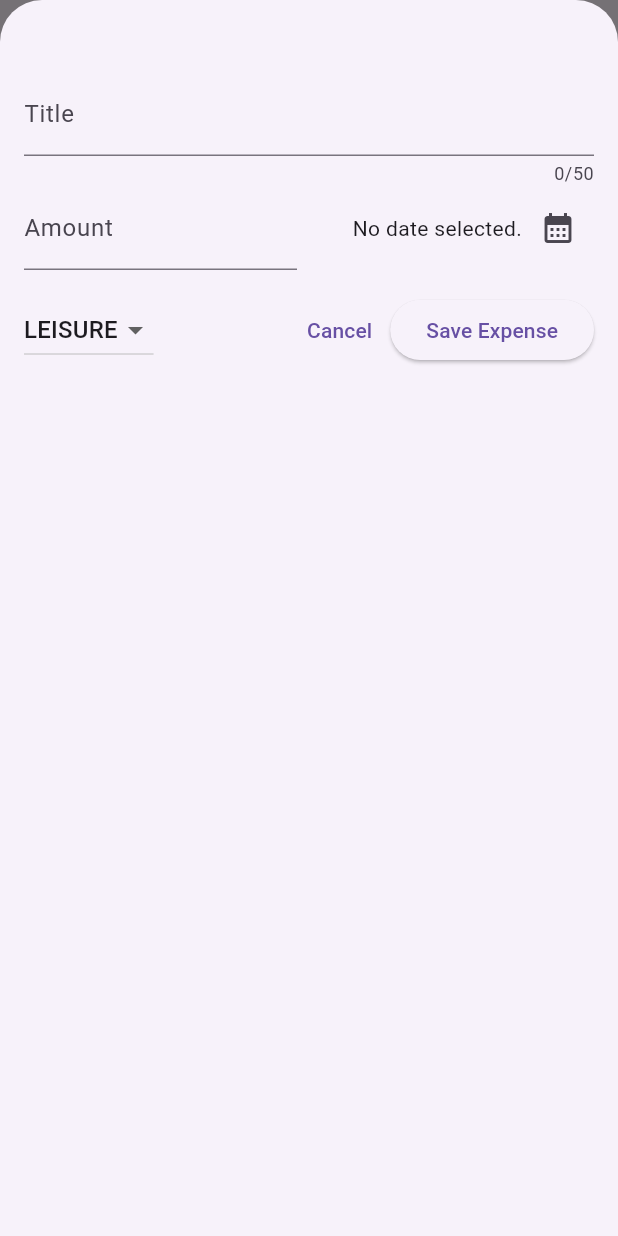
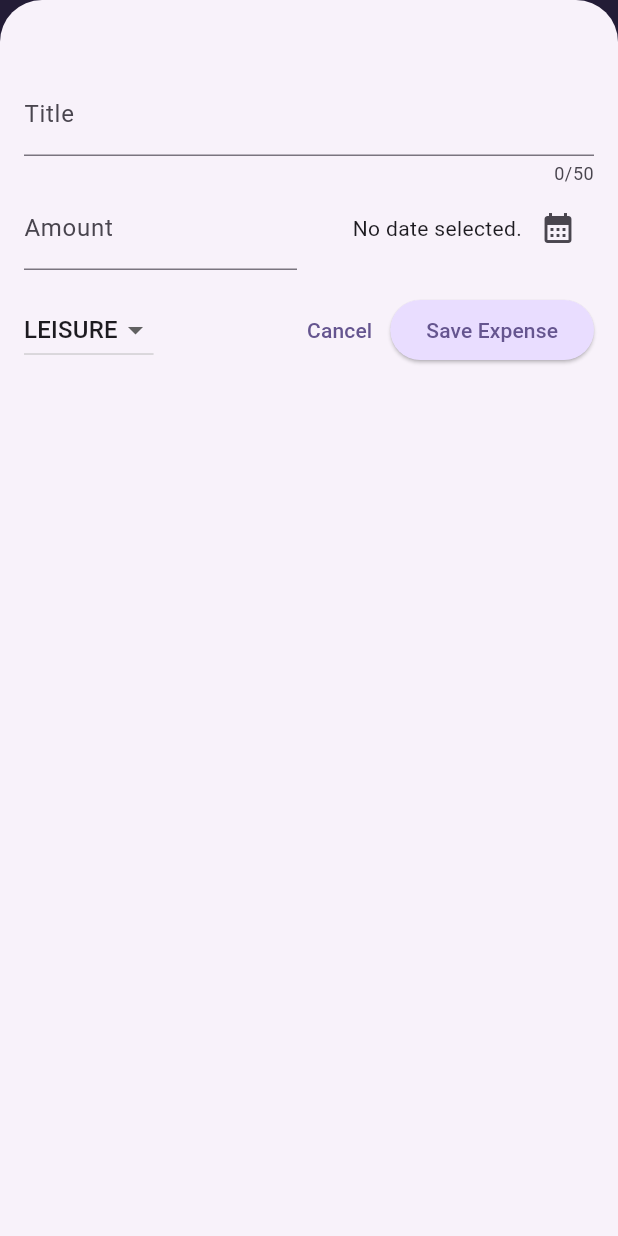
Before and after one commit to Dominiq01/flutter_expense_tracker, a Flutter app: the screen it shows after launch, after a tap on the "add" icon, on a phone screen of 412 x 824 dp. Run offline on Flutter 3.47's test engine with Material 3 defaults, Android fonts, the phone set to English and light mode, and no system bars.

Commit message:
add themes

```diff
--- a/lib/main.dart
+++ b/lib/main.dart
@@ -1,6 +1,44 @@
 import 'package:expense_tracker/widgets/expenses.dart';
 import 'package:flutter/material.dart';
 
+var kColorScheme =
+    ColorScheme.fromSeed(seedColor: const Color.fromARGB(255, 96, 59, 181));
+
+var kDarkColorScheme = ColorScheme.fromSeed(
+    brightness: Brightness.dark,
+    seedColor: const Color.fromARGB(255, 5, 99, 125));
 void main() {
-  runApp(MaterialApp(home: Expenses()));
+  runApp(MaterialApp(
+    darkTheme: ThemeData.dark().copyWith(
+      colorScheme: kDarkColorScheme,
+      cardTheme: const CardTheme().copyWith(
+        color: kDarkColorScheme.secondaryContainer,
+        margin: const EdgeInsets.symmetric(horizontal: 16, vertical: 8),
+      ),
+      elevatedButtonTheme: ElevatedButtonThemeData(
+          style: ElevatedButton.styleFrom(
+              foregroundColor: kDarkColorScheme.onPrimaryContainer,
+              backgroundColor: kDarkColorScheme.primaryContainer)),
+    ),
+    home: Expenses(),
+    // themeMode: ThemeMode.system, // default
+    theme: ThemeData().copyWith(
+      colorScheme: kColorScheme,
+      appBarTheme: const AppBarTheme().copyWith(
+          backgroundColor: kColorScheme.onPrimaryContainer,
+          foregroundColor: kColorScheme.primaryContainer),
+      cardTheme: const CardTheme().copyWith(
+        color: kColorScheme.secondaryContainer,
+        margin: const EdgeInsets.symmetric(horizontal: 16, vertical: 8),
+      ),
+      elevatedButtonTheme: ElevatedButtonThemeData(
+          style: ElevatedButton.styleFrom(
+              backgroundColor: kColorScheme.primaryContainer)),
+      textTheme: ThemeData().textTheme.copyWith(
+          titleLarge: TextStyle(
+              fontWeight: FontWeight.bold,
+              color: kColorScheme.onSecondaryContainer,
+              fontSize: 16)),
+    ),
+  ));
 }
--- a/lib/widgets/expenses.dart
+++ b/lib/widgets/expenses.dart
@@ -32,9 +32,22 @@ class _ExpensesState extends State<Expenses> {
   }
 
   void _removeExpense(Expense expense) {
+    final expenseIndex = _registeredExpenses.indexOf(expense);
     setState(() {
       _registeredExpenses.remove(expense);
     });
+    ScaffoldMessenger.of(context).clearSnackBars();
+    ScaffoldMessenger.of(context).showSnackBar(SnackBar(
+      content: const Text("Expense deleted"),
+      duration: const Duration(seconds: 3),
+      action: SnackBarAction(
+          label: "Undo",
+          onPressed: () {
+            setState(() {
+              _registeredExpenses.insert(expenseIndex, expense);
+            });
+          }),
+    ));
   }
 
   void _openAddExpenseOverlay() {
@@ -46,6 +59,15 @@ class _ExpensesState extends State<Expenses> {
 
   @override
   Widget build(BuildContext context) {
+    Widget mainContent = const Center(
+      child: Text('No expenses found. Start adding some.'),
+    );
+
+    if (_registeredExpenses.isNotEmpty) {
+      mainContent = ExpensesList(
+          expenses: _registeredExpenses, onRemoveExpense: _removeExpense);
+    }
+
     return Scaffold(
       appBar: AppBar(
         title: Text("Flutter Expense Tracker"),
@@ -55,13 +77,7 @@ class _ExpensesState extends State<Expenses> {
         ],
       ),
       body: Column(
-        children: [
-          Text("Chart"),
-          Expanded(
-              child: ExpensesList(
-                  expenses: _registeredExpenses,
-                  onRemoveExpense: _removeExpense))
-        ],
+        children: [Text("Chart"), Expanded(child: mainContent)],
       ),
     );
   }
--- a/lib/widgets/expenses_list/expenses_item.dart
+++ b/lib/widgets/expenses_list/expenses_item.dart
@@ -12,8 +12,12 @@ class ExpensesItem extends StatelessWidget {
       child: Padding(
         padding: const EdgeInsets.symmetric(horizontal: 20, vertical: 16),
         child: Column(
+          crossAxisAlignment: CrossAxisAlignment.start,
           children: [
-            Text(expense.title),
+            Text(
+              expense.title,
+              style: Theme.of(context).textTheme.titleLarge,
+            ),
             const SizedBox(
               height: 40,
             ),
--- a/lib/widgets/expenses_list/expenses_list.dart
+++ b/lib/widgets/expenses_list/expenses_list.dart
@@ -14,6 +14,11 @@ class ExpensesList extends StatelessWidget {
     return ListView.builder(
         itemCount: expenses.length,
         itemBuilder: (ctx, index) => Dismissible(
+            background: Container(
+              color: Theme.of(context).colorScheme.error.withValues(alpha: 0.7),
+              margin: EdgeInsets.symmetric(
+                  horizontal: Theme.of(context).cardTheme.margin!.horizontal),
+            ),
             onDismissed: (direction) {
               onRemoveExpense(expenses[index]);
             },
```
